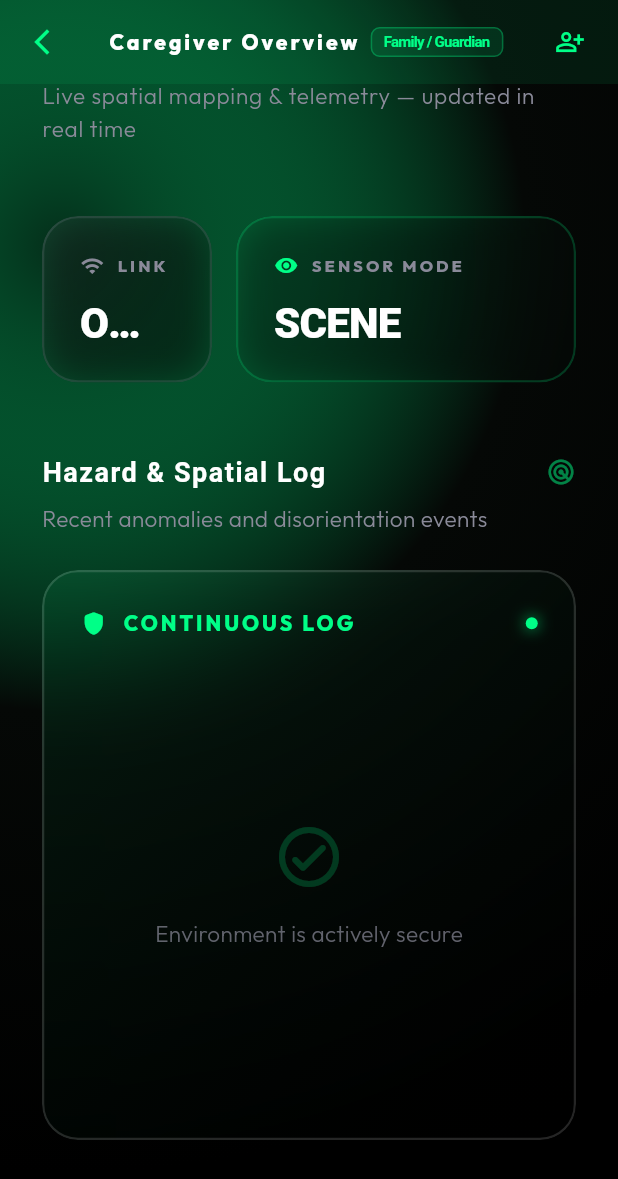
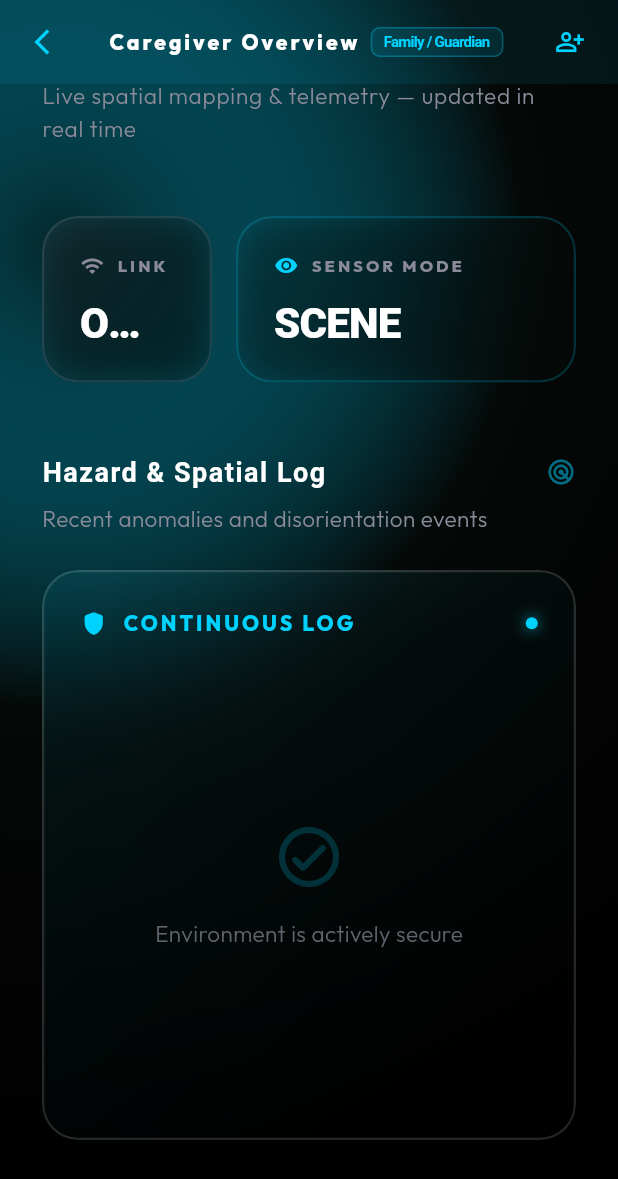
Before and after one commit to Kryptopacy/gozvision, a Flutter app: the CaregiverDashboard screen opened by its route, scrolled down 128 dp, on a phone screen of 412 x 824 dp. Shown: the top 1179 px of the screen. Run offline on Flutter 3.47's test engine with Material 3 defaults, Android fonts, the phone set to English and light mode, and no system bars; drawn by our look-alikes of flutter_animate; our stand-ins replace camera, flutter_dotenv, go_router, google_fonts, just_audio, sensors_plus and 3 more; missing offline and left inert: dart:js_interop, google_mlkit_barcode_scanning, google_mlkit_text_recognition, record; accounts and stored records are empty; network calls fail; Roboto replaces fonts that are missing (Syncopate); statements that could not run were skipped.

Commit message:
fix(build): correct Dart SDK constraint to ^3.5.0 and migrate palette to Precision Optical Cyan

```diff
--- a/apps/clinic/lib/core/clinic_theme.dart
+++ b/apps/clinic/lib/core/clinic_theme.dart
@@ -8,12 +8,14 @@ class ClinicTheme {
   ClinicTheme._();
 
   static const Color obsidian = Color(0xFF050806);
-  static const Color cardBackground = Color(0xFF101713);
+  static const Color cardBackground = Color(0xFF0A121A);
   static const Color textPrimary = Color(0xFFFFFFFF);
   static const Color textSecondary = Color(0xFF8A8A99);
-  static const Color malachite = Color(0xFF00FF87);
-  static const Color malachiteDim = Color(0xFF00C86A);
-  static const Color malachiteFaint = Color(0x1A00FF87);
+  static const Color malachite = Color(0xFF00D2FF);      // Precision Optical Cyan
+  static const Color opticalCyan = malachite;
+  static const Color malachiteDim = Color(0xFF0284C7);   // Laser Azure
+  static const Color opticalAzure = malachiteDim;
+  static const Color malachiteFaint = Color(0x1A00D2FF); // Cyan surface glow
   static const Color surface = Color(0x12FFFFFF);
   static const Color surfaceDark = Color(0xFF0A0F0C);
   static const Color surfaceLight = Color(0x20FFFFFF);
--- a/apps/clinic/pubspec.yaml
+++ b/apps/clinic/pubspec.yaml
@@ -4,7 +4,7 @@ publish_to: "none"
 version: 0.1.0
 
 environment:
-  sdk: ^3.13.0
+  sdk: ^3.5.0
 resolution: workspace
 
 dependencies:
--- a/apps/patient/lib/core/theme.dart
+++ b/apps/patient/lib/core/theme.dart
@@ -32,14 +32,16 @@ class GozAITheme {
   static const Color patientSurface = Color(0xFF111100);   // Warm near-black
 
   // ─────────────────────────────────────────────
-  // PRO DASHBOARDS — Bioluminescent Malachite
+  // PRO DASHBOARDS & OPTICAL LENS PALETTE
   // ─────────────────────────────────────────────
-  static const Color malachite      = Color(0xFF00FF87);   // Primary glow
-  static const Color malachiteDim   = Color(0xFF00C86A);   // Secondary/subdued
-  static const Color malachiteFaint = Color(0x1A00FF87);   // Surface tint
+  static const Color malachite      = Color(0xFF00D2FF);   // Precision Optical Cyan
+  static const Color opticalCyan    = malachite;
+  static const Color malachiteDim   = Color(0xFF0284C7);   // Laser Azure
+  static const Color opticalAzure   = malachiteDim;
+  static const Color malachiteFaint = Color(0x1A00D2FF);   // Surface tint
   static const Color proSurface     = Color(0x12FFFFFF);   // Glassmorphic panel
   static const Color proBorder      = Color(0x25FFFFFF);
-  static const Color proBorderGlow  = Color(0x4000FF87);   // Active border
+  static const Color proBorderGlow  = Color(0x4000D2FF);   // Active border
 
   // Legacy aliases kept for backward-compat across existing widgets
   static const Color primaryBlue    = malachite;
--- a/apps/patient/pubspec.yaml
+++ b/apps/patient/pubspec.yaml
@@ -4,7 +4,7 @@ publish_to: "none"
 version: 0.1.0
 
 environment:
-  sdk: ^3.13.0
+  sdk: ^3.5.0
 resolution: workspace
 
 dependencies:
--- a/packages/copilot_core/pubspec.yaml
+++ b/packages/copilot_core/pubspec.yaml
@@ -4,7 +4,7 @@ publish_to: "none"
 version: 0.1.0
 
 environment:
-  sdk: ^3.13.0
+  sdk: ^3.5.0
 resolution: workspace
 
 dependencies:
--- a/pubspec.yaml
+++ b/pubspec.yaml
@@ -1,7 +1,7 @@
 name: gozvision_workspace
 publish_to: "none"
 environment:
-  sdk: ^3.13.0
+  sdk: ^3.5.0
 workspace:
   - apps/patient
   - apps/clinic
```
Also changed, not shown: 1 other file.
